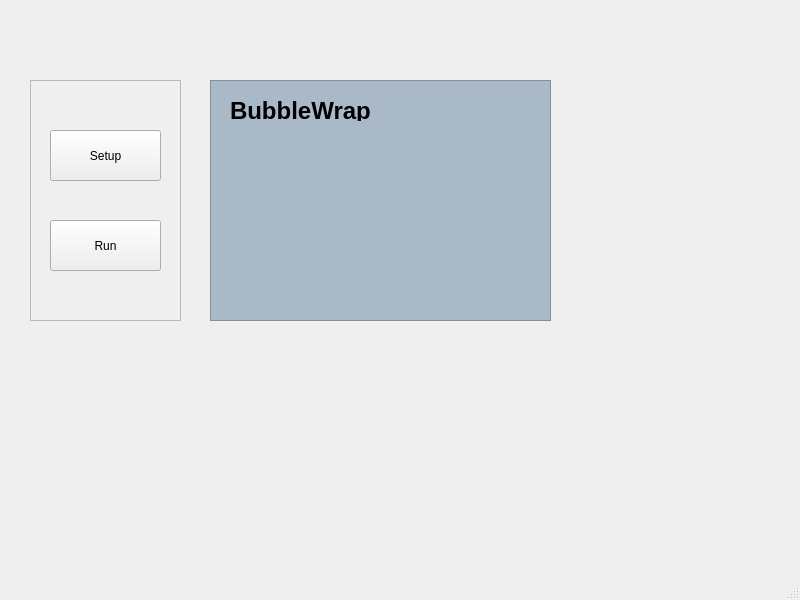
project-improv/improv, file demos/bubblewrap/actors/improv_bubble.ui: the form before one commit.
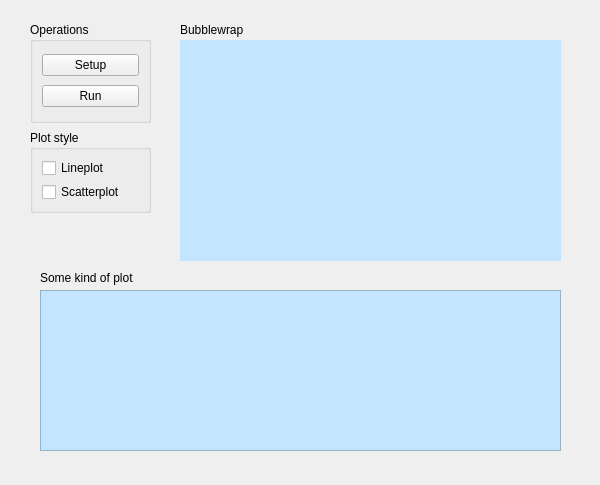
The form after the commit.

What changed in the file:
```diff
--- a/demos/bubblewrap/actors/improv_bubble.ui
+++ b/demos/bubblewrap/actors/improv_bubble.ui
@@ -1,117 +1,143 @@
 <?xml version="1.0" encoding="UTF-8"?>
 <ui version="4.0">
- <class>MainWindow</class>
- <widget class="QMainWindow" name="MainWindow">
+ <class>Demo</class>
+ <widget class="QWidget" name="Demo">
   <property name="geometry">
    <rect>
     <x>0</x>
     <y>0</y>
-    <width>800</width>
-    <height>600</height>
+    <width>600</width>
+    <height>485</height>
    </rect>
   </property>
   <property name="windowTitle">
    <string>MainWindow</string>
   </property>
-  <widget class="QWidget" name="centralwidget">
-   <widget class="QFrame" name="frame">
-    <property name="geometry">
-     <rect>
-      <x>210</x>
-      <y>80</y>
-      <width>341</width>
-      <height>241</height>
-     </rect>
-    </property>
-    <property name="styleSheet">
-     <string notr="true">background-color: rgb(170, 185, 200);</string>
-    </property>
-    <property name="frameShape">
-     <enum>QFrame::StyledPanel</enum>
-    </property>
-    <property name="frameShadow">
-     <enum>QFrame::Raised</enum>
-    </property>
-    <widget class="QLabel" name="label">
-     <property name="geometry">
-      <rect>
-       <x>20</x>
-       <y>20</y>
-       <width>171</width>
-       <height>21</height>
-      </rect>
-     </property>
-     <property name="font">
-      <font>
-       <pointsize>18</pointsize>
-       <bold>true</bold>
-      </font>
-     </property>
-     <property name="text">
-      <string>BubbleWrap</string>
-     </property>
-    </widget>
-   </widget>
-   <widget class="QFrame" name="frame_2">
-    <property name="geometry">
-     <rect>
-      <x>30</x>
-      <y>80</y>
-      <width>151</width>
-      <height>241</height>
-     </rect>
-    </property>
-    <property name="frameShape">
-     <enum>QFrame::StyledPanel</enum>
-    </property>
-    <property name="frameShadow">
-     <enum>QFrame::Raised</enum>
-    </property>
-    <widget class="QPushButton" name="pushButton_2">
-     <property name="geometry">
-      <rect>
-       <x>20</x>
-       <y>50</y>
-       <width>111</width>
-       <height>51</height>
-      </rect>
-     </property>
-     <property name="styleSheet">
-      <string notr="true">self.pushButton_3.setStyleSheet(&quot;background-color: rgb(136, 138, 133)&quot;)</string>
-     </property>
-     <property name="text">
-      <string>Setup</string>
-     </property>
-    </widget>
-    <widget class="QPushButton" name="pushButton_3">
-     <property name="geometry">
-      <rect>
-       <x>20</x>
-       <y>140</y>
-       <width>111</width>
-       <height>51</height>
-      </rect>
-     </property>
-     <property name="styleSheet">
-      <string notr="true"/>
-     </property>
-     <property name="text">
-      <string>Run</string>
-     </property>
-    </widget>
-   </widget>
+  <widget class="QGroupBox" name="groupBox">
+   <property name="enabled">
+    <bool>true</bool>
+   </property>
+   <property name="geometry">
+    <rect>
+     <x>30</x>
+     <y>22</y>
+     <width>121</width>
+     <height>101</height>
+    </rect>
+   </property>
+   <property name="title">
+    <string>Operations</string>
+   </property>
+   <layout class="QVBoxLayout" name="verticalLayout_2">
+    <item>
+     <widget class="QPushButton" name="pushButton_4">
+      <property name="text">
+       <string>Setup</string>
+      </property>
+     </widget>
+    </item>
+    <item>
+     <widget class="QPushButton" name="pushButton_3">
+      <property name="text">
+       <string>Run</string>
+      </property>
+     </widget>
+    </item>
+   </layout>
   </widget>
-  <widget class="QMenuBar" name="menubar">
+  <widget class="QLabel" name="label">
    <property name="geometry">
     <rect>
-     <x>0</x>
-     <y>0</y>
-     <width>800</width>
-     <height>22</height>
+     <x>180</x>
+     <y>20</y>
+     <width>111</width>
+     <height>20</height>
     </rect>
    </property>
+   <property name="text">
+    <string>Bubblewrap</string>
+   </property>
+   <property name="alignment">
+    <set>Qt::AlignLeading|Qt::AlignLeft|Qt::AlignVCenter</set>
+   </property>
   </widget>
-  <widget class="QStatusBar" name="statusbar"/>
+  <widget class="QGroupBox" name="groupBox_3">
+   <property name="enabled">
+    <bool>true</bool>
+   </property>
+   <property name="geometry">
+    <rect>
+     <x>30</x>
+     <y>130</y>
+     <width>121</width>
+     <height>83</height>
+    </rect>
+   </property>
+   <property name="title">
+    <string>Plot style</string>
+   </property>
+   <layout class="QVBoxLayout" name="verticalLayout_3">
+    <item>
+     <widget class="QCheckBox" name="checkBox">
+      <property name="text">
+       <string>Lineplot</string>
+      </property>
+     </widget>
+    </item>
+    <item>
+     <widget class="QCheckBox" name="checkBox_2">
+      <property name="text">
+       <string>Scatterplot</string>
+      </property>
+     </widget>
+    </item>
+   </layout>
+  </widget>
+  <widget class="QFrame" name="frame">
+   <property name="geometry">
+    <rect>
+     <x>180</x>
+     <y>40</y>
+     <width>381</width>
+     <height>221</height>
+    </rect>
+   </property>
+   <property name="styleSheet">
+    <string notr="true">background-color: rgb(196, 229, 255);</string>
+   </property>
+  </widget>
+  <widget class="QFrame" name="frame_2">
+   <property name="geometry">
+    <rect>
+     <x>40</x>
+     <y>290</y>
+     <width>521</width>
+     <height>161</height>
+    </rect>
+   </property>
+   <property name="styleSheet">
+    <string notr="true">background-color: rgb(196, 229, 255);</string>
+   </property>
+   <property name="frameShape">
+    <enum>QFrame::StyledPanel</enum>
+   </property>
+   <property name="frameShadow">
+    <enum>QFrame::Raised</enum>
+   </property>
+  </widget>
+  <widget class="QLabel" name="label_2">
+   <property name="geometry">
+    <rect>
+     <x>40</x>
+     <y>270</y>
+     <width>191</width>
+     <height>16</height>
+    </rect>
+   </property>
+   <property name="text">
+    <string>Some kind of plot</string>
+   </property>
+  </widget>
  </widget>
  <resources/>
  <connections/>
```
Left out of the diff: 2 changed lines with no effect on the pictures.
